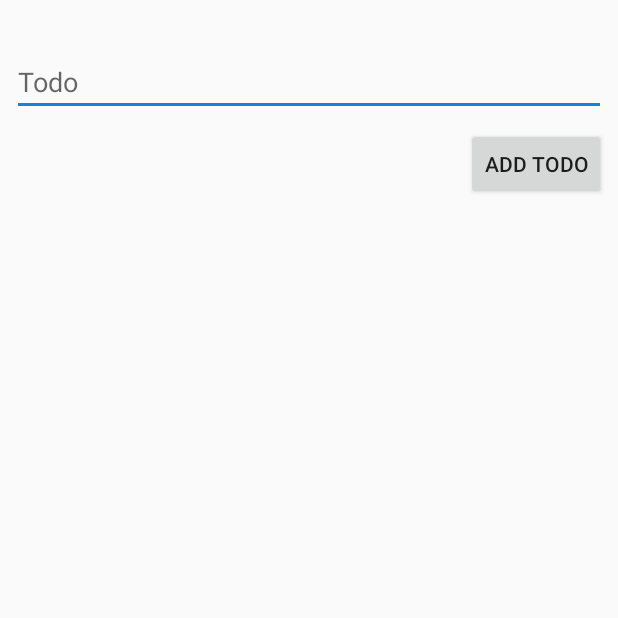
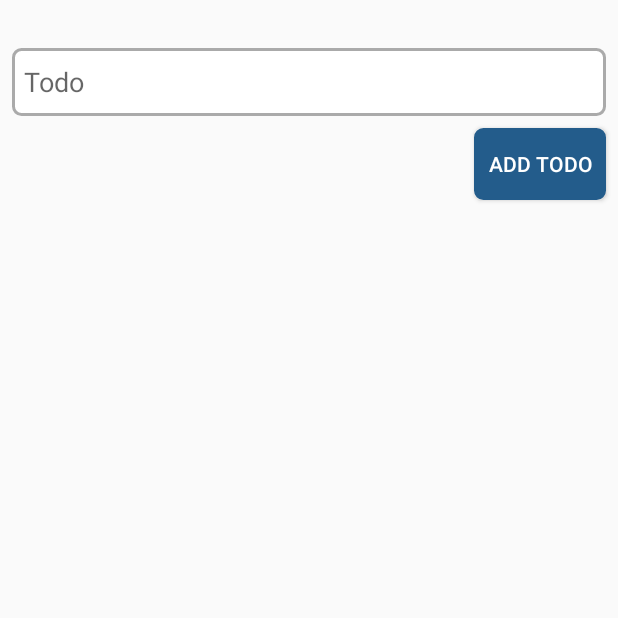
Before and after one commit to Jorgee97/EasyTodos, an Android app: the AddTodoActivity screen opened directly, with no data from a screen before it, on a phone screen of 412 x 824 dp, the top half of it. Run offline under Robolectric (Android 15) with nearby library versions, the phone set to English and light mode, and no system bars; our stand-ins replace Firebase (no records; nobody signed in at launch, a user with empty details on screens opened directly), RxJava.

Commit message:
Finished app

```diff
--- a/app/build.gradle
+++ b/app/build.gradle
@@ -10,7 +10,7 @@ android {
     compileSdkVersion 28
     defaultConfig {
         applicationId "com.coreteam.easytodos"
-        minSdkVersion 19
+        minSdkVersion 21
         targetSdkVersion 28
         versionCode 1
         versionName "1.0"
--- a/app/src/main/AndroidManifest.xml
+++ b/app/src/main/AndroidManifest.xml
@@ -10,7 +10,7 @@
             android:roundIcon="@mipmap/ic_launcher_round"
             android:supportsRtl="true"
             android:theme="@style/AppTheme">
-        <activity android:name=".view.UpdateTodoActivity">
+        <activity android:name=".view.update.UpdateTodoActivity">
         </activity>
         <activity
                 android:name=".view.add.AddTodoActivity"
--- a/app/src/main/java/com/coreteam/easytodos/util/SwipeToDeleteHelper.kt
+++ b/app/src/main/java/com/coreteam/easytodos/util/SwipeToDeleteHelper.kt
@@ -20,7 +20,7 @@ open class SwipeToDeleteHelper(private val context: Context)
     var initiated : Boolean = false
 
     init {
-        xMark.setColorFilter(Color.WHITE, PorterDuff.Mode.SRC)
+        xMark.setColorFilter(Color.WHITE, PorterDuff.Mode.SRC_ATOP)
         xMarkMargin = context.resources.getDimension(R.dimen.fab_margin).toInt()
         initiated = true
     }
--- a/app/src/main/java/com/coreteam/easytodos/view/main/MainTodosAdapter.kt
+++ b/app/src/main/java/com/coreteam/easytodos/view/main/MainTodosAdapter.kt
@@ -2,13 +2,12 @@ package com.coreteam.easytodos.view.main
 
 import android.content.Intent
 import android.view.LayoutInflater
-import android.view.OrientationEventListener
 import android.view.View
 import android.view.ViewGroup
 import androidx.recyclerview.widget.RecyclerView
 import com.coreteam.easytodos.R
 import com.coreteam.easytodos.model.Todo
-import com.coreteam.easytodos.view.UpdateTodoActivity
+import com.coreteam.easytodos.view.update.UpdateTodoActivity
 import kotlinx.android.synthetic.main.todo_item.view.*
 
 class MainTodosAdapter(private val todos: List<Todo>,
--- a/app/src/main/java/com/coreteam/easytodos/view/UpdateTodoActivity.kt
+++ b/app/src/main/java/com/coreteam/easytodos/view/update/UpdateTodoActivity.kt
@@ -1,6 +1,5 @@
-package com.coreteam.easytodos.view
+package com.coreteam.easytodos.view.update
 
-import android.content.Intent
 import androidx.appcompat.app.AppCompatActivity
 import android.os.Bundle
 import androidx.lifecycle.ViewModelProviders
@@ -15,6 +14,7 @@ class UpdateTodoActivity : AppCompatActivity() {
     override fun onCreate(savedInstanceState: Bundle?) {
         super.onCreate(savedInstanceState)
         setContentView(R.layout.activity_update_todo)
+        //supportActionBar?.setDisplayHomeAsUpEnabled(true)
 
         val todoId = intent.extras.get("TODO_ID").toString()
         val actualDescription = intent.extras.get("ACTUAL_DESCRIPTION").toString()
--- a/app/src/main/res/layout/activity_add_todo.xml
+++ b/app/src/main/res/layout/activity_add_todo.xml
@@ -9,13 +9,15 @@
 
     <EditText
             android:layout_width="0dp"
-            android:layout_height="wrap_content"
+            android:layout_height="45dp"
+            android:padding="8dp"
             android:inputType="textPersonName"
             android:ems="10"
             android:id="@+id/todoDescription" android:layout_marginStart="8dp"
             app:layout_constraintStart_toStartOf="parent" android:layout_marginEnd="8dp"
             app:layout_constraintEnd_toEndOf="parent" android:layout_marginTop="32dp"
             app:layout_constraintTop_toTopOf="parent"
+            android:background="@drawable/rounder_border_rectangle"
             android:contentDescription="Todo Description" android:hint="Todo"/>
     <Button
             android:text="Add Todo"
@@ -23,6 +25,9 @@
             android:layout_height="wrap_content"
             android:id="@+id/btnAddTodo" app:layout_constraintEnd_toEndOf="@+id/todoDescription"
             android:layout_marginTop="8dp"
+            android:background="@drawable/rounder_border_rectangle"
+            android:backgroundTint="@color/colorPrimary"
+            android:textColor="@android:color/white"
             app:layout_constraintTop_toBottomOf="@+id/todoDescription"
             app:layout_constraintStart_toStartOf="@+id/todoDescription" android:layout_marginStart="8dp"
             app:layout_constraintHorizontal_bias="1.0"/>
--- a/app/src/main/res/layout/todo_item.xml
+++ b/app/src/main/res/layout/todo_item.xml
@@ -21,6 +21,7 @@
                 android:layout_width="match_parent"
                 android:layout_height="40dp"
                 android:id="@+id/todoItem"
+                android:theme="@style/Checkbox_theme"
         />
     </androidx.cardview.widget.CardView>
 
--- a/app/src/main/res/values/styles.xml
+++ b/app/src/main/res/values/styles.xml
@@ -14,4 +14,10 @@
     <style name="AppTheme.AppBarOverlay" parent="ThemeOverlay.AppCompat.Dark.ActionBar"/>
     <style name="AppTheme.PopupOverlay" parent="ThemeOverlay.AppCompat.Light"/>
 
+    <style name="Checkbox_theme" parent="@style/Widget.AppCompat.CompoundButton.CheckBox">
+        <item name="android:colorControlNormal">@color/colorPrimary</item>
+        <item name="android:colorControlActivated">#0091ea</item>
+        <item name="android:textAppearance">@style/TextAppearance.AppCompat</item>
+    </style>
+
 </resources>
```
Also changed, not shown: app/src/main/res/drawable/rounded_top_border_rectangle.xml (added, +12 -0 lines), app/src/main/res/layout/activity_main.xml (+8 -5 lines), app/src/main/res/layout/activity_update_todo.xml (+6 -1 lines), 5 other files.
